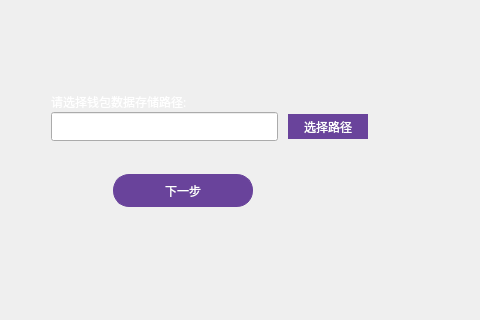
Qt form selectwalletpathwidget.ui (cdcchain/cdc-wallet-qt) before a commit; both pictures show x 297 to 777 and y 148 to 468 of the 960 by 580 pixel window.
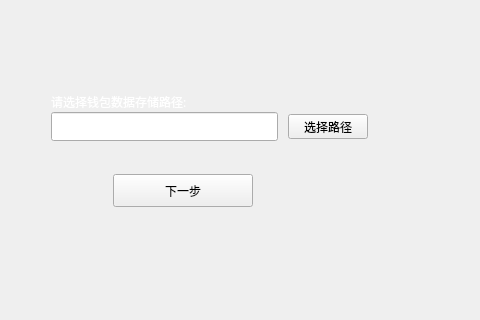
The same form after that commit.

Commit message: Use macro to define all button color

What changed in the file:
```diff
--- a/selectwalletpathwidget.ui
+++ b/selectwalletpathwidget.ui
@@ -36,8 +36,7 @@
     <cursorShape>PointingHandCursor</cursorShape>
    </property>
    <property name="styleSheet">
-    <string notr="true">color:white;border:none;
-background-color: rgb(105,67,155);</string>
+    <string notr="true"/>
    </property>
    <property name="text">
     <string>选择路径</string>
@@ -100,8 +99,7 @@
     <cursorShape>PointingHandCursor</cursorShape>
    </property>
    <property name="styleSheet">
-    <string notr="true">color:white;border:1px solid  rgb(105,67,155);border-radius:16px;
-background-color: rgb(105,67,155);</string>
+    <string notr="true"/>
    </property>
    <property name="text">
     <string>下一步</string>
```
The commit also changes 28 other files.
